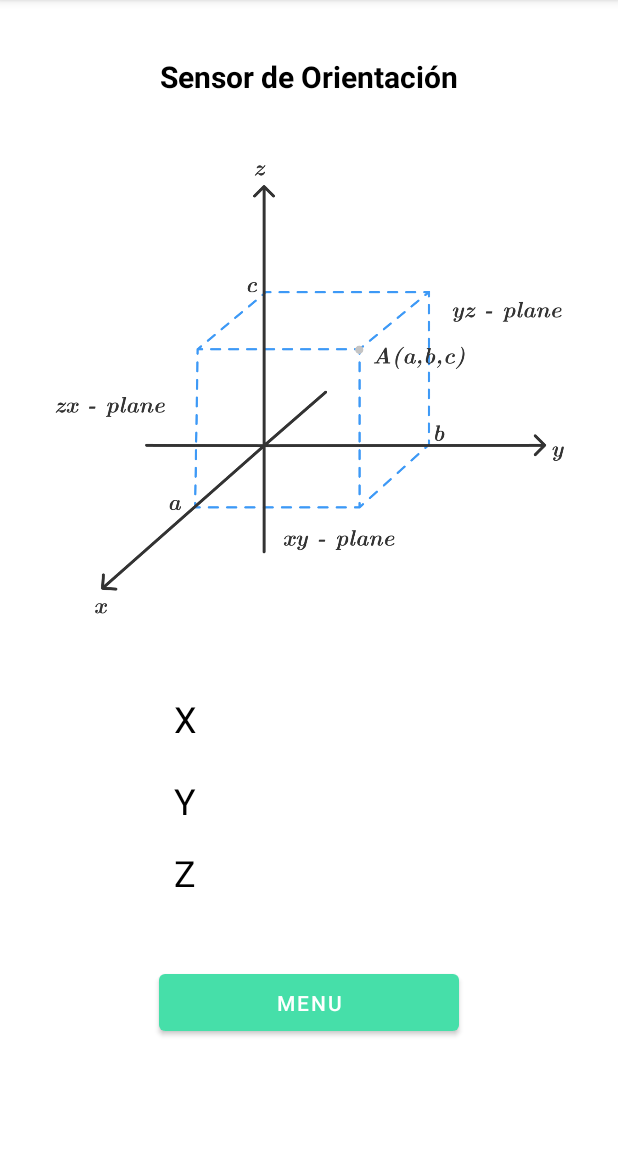
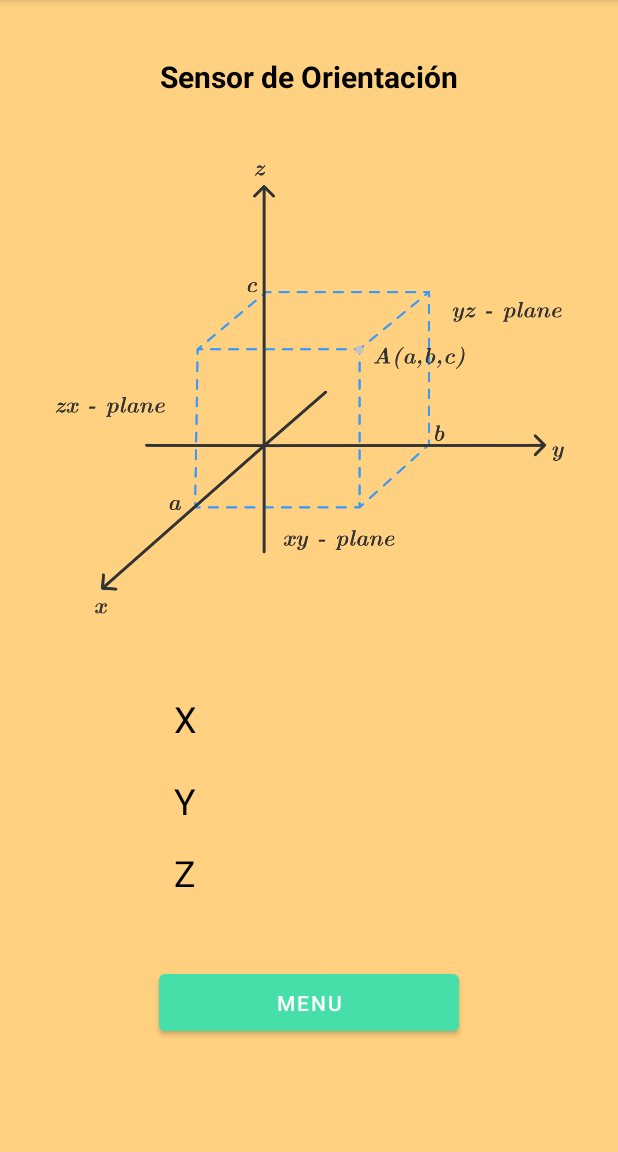
Before and after one commit to cigch02/semestral, an Android app: the Orientacion screen opened directly, with no data from a screen before it, on a phone screen of 412 x 824 dp, the part 84-1236 px from its top. Run offline under Robolectric (Android 15) with nearby library versions, the phone set to English and light mode, and no system bars.

Commit message:
Orientacion v4

```diff
--- a/app/src/main/res/layout/activity_orientacion.xml
+++ b/app/src/main/res/layout/activity_orientacion.xml
@@ -4,6 +4,7 @@
     xmlns:tools="http://schemas.android.com/tools"
     android:layout_width="match_parent"
     android:layout_height="match_parent"
+    android:background="#FFD180"
     tools:context=".Orientacion">
 
     <Button
```
